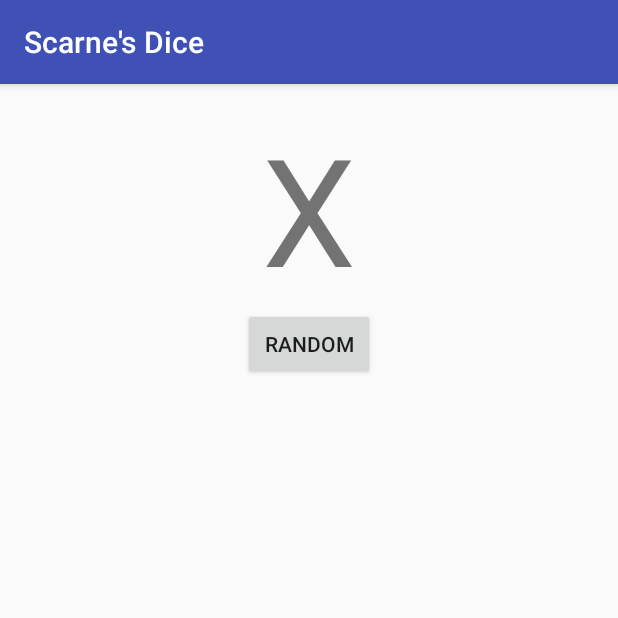
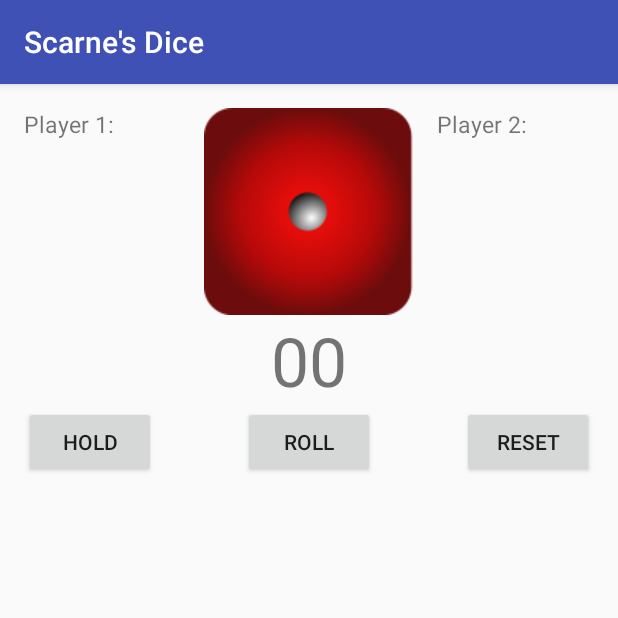
Before and after one commit to jacoblubecki/ScarnesDice, an Android app: the screen it shows after launch (MainActivity), on a phone screen of 412 x 824 dp, the top half of it. Run offline under Robolectric (Android 15) with nearby library versions, the phone set to English and light mode, and no system bars.

Commit message:
Start adding game logic.

```diff
--- a/app/src/main/java/com/ahn/scarnesdice/MainActivity.java
+++ b/app/src/main/java/com/ahn/scarnesdice/MainActivity.java
@@ -4,28 +4,57 @@ import android.os.Bundle;
 import android.support.v7.app.AppCompatActivity;
 import android.view.View;
 import android.widget.Button;
+import android.widget.ImageView;
 import android.widget.TextView;
 
 public class MainActivity extends AppCompatActivity {
 
     // UI Elements
-    TextView text;
-    Button button;
+    ImageView diceImage;
 
+    TextView playerOneScoreText;
+    TextView playerTwoScoreText;
+    TextView currentScoreText;
+
+    ScarnesDice game;
 
     @Override
     protected void onCreate(Bundle savedInstanceState) {
         super.onCreate(savedInstanceState);
         setContentView(R.layout.activity_main);
 
-        text = (TextView) findViewById(R.id.text);
-        button = (Button) findViewById(R.id.button);
+        diceImage = (ImageView) findViewById(R.id.dice_image);
+        playerOneScoreText = (TextView) findViewById(R.id.player_1_score);
+        playerTwoScoreText = (TextView) findViewById(R.id.player_2_score);
+        currentScoreText = (TextView) findViewById(R.id.current_score);
+
+        game = new ScarnesDice();
     }
 
     public void roll(View view) {
-        int rolledNumber = (int) (Math.random() * 6) + 1;
+        int rolledNumber = game.roll();
 
-        text.setText(String.valueOf(rolledNumber));
-        // text.setText(rolledNumber + "");
+        switch (rolledNumber) {
+            case 1: diceImage.setImageResource(R.drawable.dice1);
+                break;
+            case 2: diceImage.setImageResource(R.drawable.dice2);
+                break;
+            case 3: diceImage.setImageResource(R.drawable.dice3);
+                break;
+            case 4: diceImage.setImageResource(R.drawable.dice4);
+                break;
+            case 5: diceImage.setImageResource(R.drawable.dice5);
+                break;
+            case 6: diceImage.setImageResource(R.drawable.dice6);
+                break;
+        }
+    }
+
+    public void hold(View view) {
+
+    }
+
+    public void reset(View view) {
+
     }
 }
--- /dev/null
+++ b/app/src/main/java/com/ahn/scarnesdice/ScarnesDice.java
@@ -0,0 +1,36 @@
+package com.ahn.scarnesdice;
+
+/**
+ * Created by Jacob on 9/26/16.
+ */
+
+public class ScarnesDice {
+
+    final int PLAYER_ONE = 1;
+    final int PLAYER_2 = 2;
+
+    final int FACES = 6;
+
+    final int WINNING_SCORE = 100;
+
+    // Scores
+
+    int playerOneScore = 0;
+    int playerTwoScore = 0;
+
+    int currentScore = 0;
+
+
+    // Who's turn?
+
+    boolean isPlayerTurn = true;
+
+
+    // Methods
+
+    int roll() {
+        int rolledNumber = (int) (Math.random() * FACES) + 1;
+
+        return rolledNumber;
+    }
+}
--- a/app/src/main/res/layout/activity_main.xml
+++ b/app/src/main/res/layout/activity_main.xml
@@ -6,23 +6,67 @@
     android:padding="@dimen/activity_horizontal_margin"
     tools:context="com.ahn.scarnesdice.MainActivity">
 
-    <!-- TV + Btn -->
+  <TextView
+      android:layout_width="wrap_content"
+      android:layout_height="wrap_content"
+      android:id="@+id/player_1_score"
+      android:text="Player 1: "
+      android:textSize="15sp"
+      />
+
+  <TextView
+      android:layout_width="wrap_content"
+      android:layout_height="wrap_content"
+      android:text="Player 2: "
+      android:id="@+id/player_2_score"
+      android:textSize="15sp"
+      android:layout_marginLeft="15dp"
+      android:layout_toEndOf="@id/dice_image"
+      android:layout_alignBottom="@+id/player_1_score"
+      android:layout_alignParentTop="true" />
 
 
-    <TextView
-        android:id="@+id/text"
+  <ImageView
+      android:layout_width="wrap_content"
+      android:layout_height="wrap_content"
+      android:id="@+id/dice_image"
+      android:layout_centerHorizontal="true"
+      android:src="@drawable/dice1"
+      />
+
+  <TextView
+      android:layout_width="wrap_content"
+      android:layout_height="wrap_content"
+      android:id="@+id/current_score"
+      android:text="00"
+      android:textSize="45sp"
+      android:layout_below="@id/dice_image"
+      android:layout_centerHorizontal="true"
+      />
+
+    <Button
+        android:id="@+id/roll_button"
         android:layout_width="wrap_content"
         android:layout_height="wrap_content"
+        android:layout_below="@id/current_score"
         android:layout_centerHorizontal="true"
-        android:text="X"
-        android:textSize="100sp" />
+        android:text="Roll"
+        android:onClick="roll"/>
+  <Button
+      android:id="@+id/hold_button"
+      android:layout_width="wrap_content"
+      android:layout_height="wrap_content"
+      android:layout_below="@id/current_score"
+      android:text="Hold"
+      android:onClick="hold"
+      />
+  <Button
+      android:id="@+id/reset_button"
+      android:layout_width="wrap_content"
+      android:layout_height="wrap_content"
+      android:layout_below="@id/current_score"
+      android:layout_alignParentRight="true"
+      android:text="Reset"
+      android:onClick="reset"/>
 
-    <Button
-        android:id="@+id/button"
-        android:layout_width="wrap_content"
-        android:layout_height="wrap_content"
-        android:layout_below="@id/text"
-        android:layout_centerHorizontal="true"
-        android:text="Random"
-        android:onClick="roll"/>
 </RelativeLayout>
```
